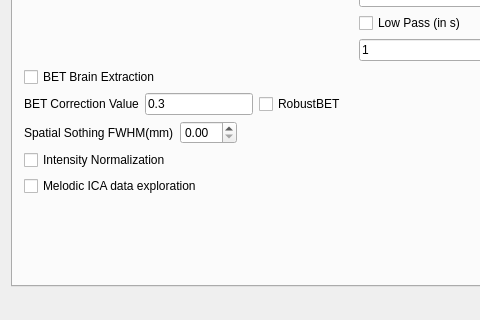
First picture: the form in funcConnGUI/mainwindow.ui, repository singlakdeepak/funcConn, before the edit; both pictures show x 0 to 480 and y 208 to 528 of the 723 by 528 pixel window.
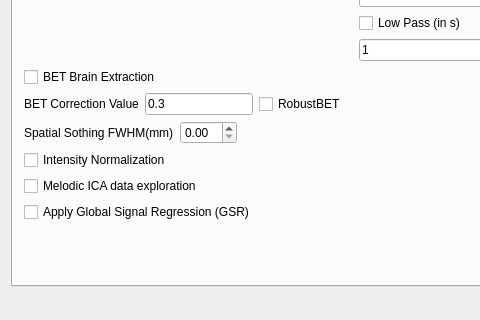
Second picture: the form after the edit. The open tabs and pages were chosen to show the change.

Commit message: Removed in_file error

Diff of the .ui file:
```diff
--- a/funcConnGUI/mainwindow.ui
+++ b/funcConnGUI/mainwindow.ui
@@ -557,6 +557,13 @@
           </property>
          </widget>
         </item>
+        <item row="8" column="0">
+         <widget class="QCheckBox" name="checkBox_GSR">
+          <property name="text">
+           <string>Apply Global Signal Regression (GSR)</string>
+          </property>
+         </widget>
+        </item>
        </layout>
       </widget>
       <widget class="QWidget" name="tab_4">
```
The commit also changes 2 other files.
